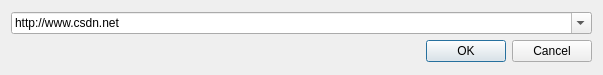
Before: the Qt Designer form src/zhua/DlgNavigate.ui in ifelixking/zhua, drawn with Qt 5.
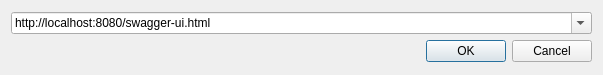
After: the same form once the commit is applied.

```diff
--- a/src/zhua/DlgNavigate.ui
+++ b/src/zhua/DlgNavigate.ui
@@ -25,7 +25,7 @@
         <bool>true</bool>
        </property>
        <property name="currentText">
-        <string>http://www.csdn.net</string>
+        <string>http://localhost:8080/swagger-ui.html</string>
        </property>
        <property name="duplicatesEnabled">
         <bool>false</bool>
```
